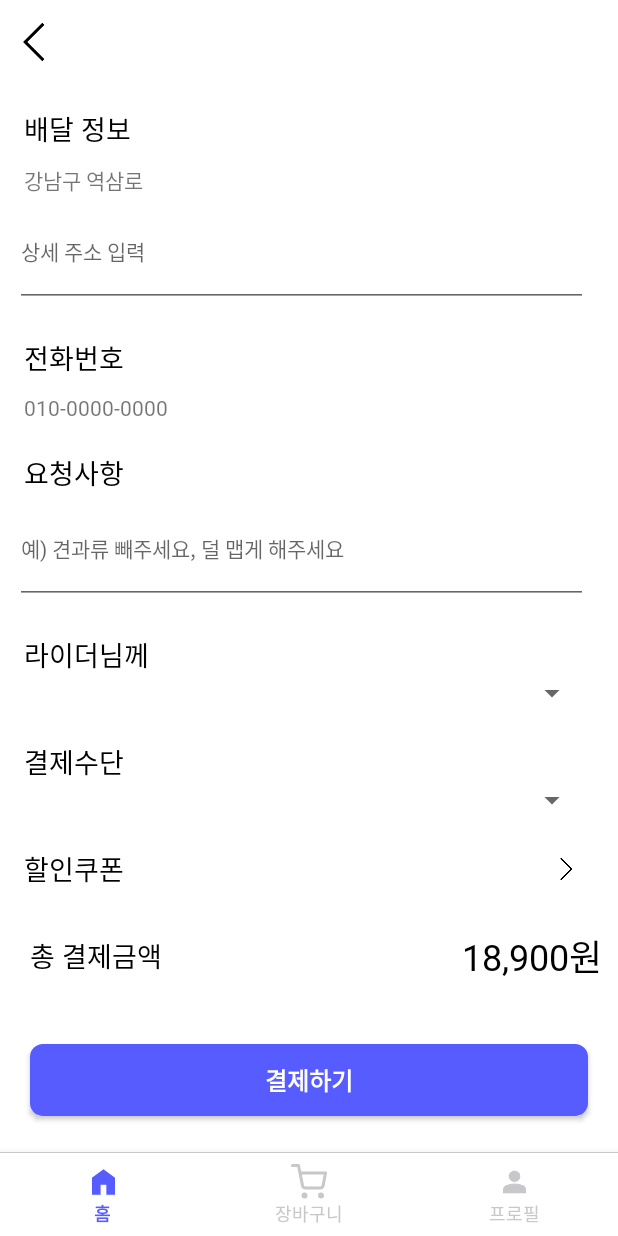
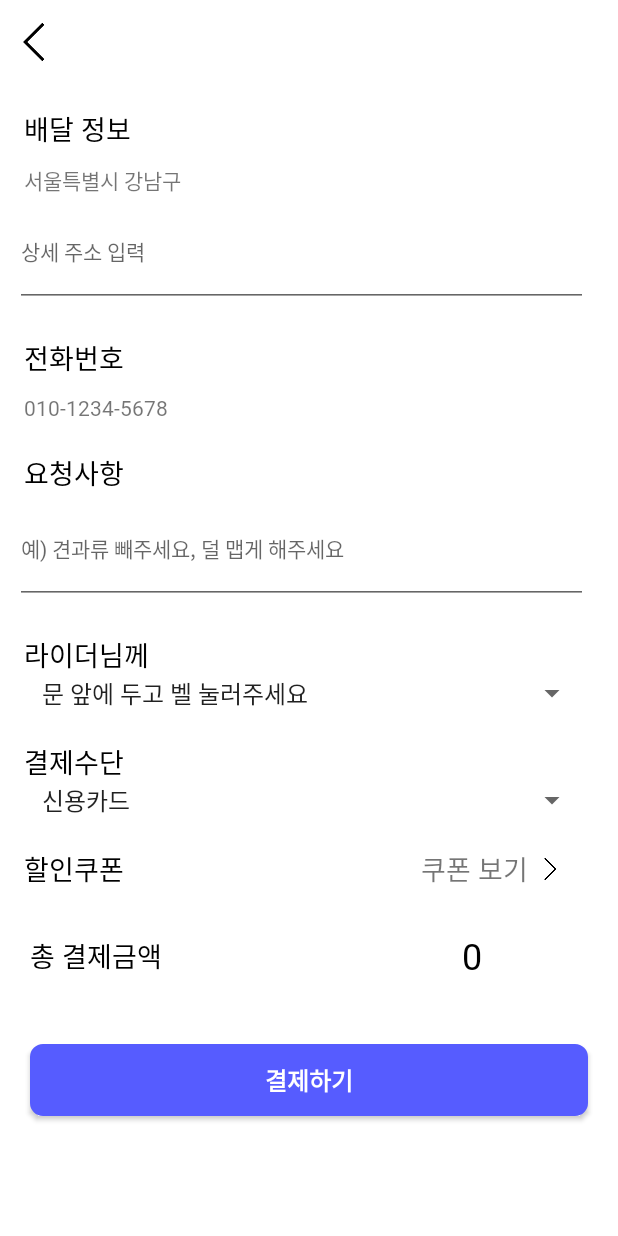
Before and after one commit to DBP-DeliveryService/DeliveryService_Android, an Android app: the fragment OrderFragment placed in its activity, on a phone screen of 412 x 824 dp. Run offline under Robolectric (Android 15) with nearby library versions, the phone set to English and light mode, and no system bars; our stand-ins replace data binding; libraries missing offline, so code that uses them is left out: com.orhanobut.logger, jp.wasabeef.glide; network calls fail; pictures from the network do not load; 2 statements that could not run were skipped.

```diff
--- a/DeliveryService/app/src/main/java/com/mju/deliveryservice/presentation/view/HomeActivity.kt
+++ b/DeliveryService/app/src/main/java/com/mju/deliveryservice/presentation/view/HomeActivity.kt
@@ -9,8 +9,8 @@ import com.google.android.material.navigation.NavigationBarView
 import com.mju.deliveryservice.R
 import com.mju.deliveryservice.data.utils.CustomLogger
 import com.mju.deliveryservice.databinding.ActivityHomeBinding
+import com.mju.deliveryservice.presentation.view.cart.CartFragment
 import com.mju.deliveryservice.presentation.view.home.HomeFragment
-import com.mju.deliveryservice.presentation.view.cart.CartFragment
 
 class HomeActivity: AppCompatActivity() {
     private lateinit var binding: ActivityHomeBinding
@@ -52,6 +52,10 @@ class HomeActivity: AppCompatActivity() {
         binding.bottomNavi.visibility = if(p) View.VISIBLE else View.GONE
     }
 
+    fun setNaviHome(){
+        binding.bottomNavi.selectedItemId = R.id.navi_home
+    }
+
     // 스택 없이 프래그먼트 전환 (뒤로가기 시 스택이 있어야지만 그곳으로 가짐)
     fun replaceFragment(fragment: Fragment) {
         supportFragmentManager.beginTransaction().replace(R.id.fl_home, fragment).commit()
--- a/DeliveryService/app/src/main/java/com/mju/deliveryservice/presentation/view/MainHomeViewModel.kt
+++ b/DeliveryService/app/src/main/java/com/mju/deliveryservice/presentation/view/MainHomeViewModel.kt
@@ -1,8 +1,15 @@
 package com.mju.deliveryservice.presentation.view
 
+import androidx.lifecycle.LiveData
+import androidx.lifecycle.MutableLiveData
 import androidx.lifecycle.ViewModel
 import com.mju.deliveryservice.domain.model.coupon.CouponEntity
 
 class MainHomeViewModel: ViewModel() {
-    var selectedCoupon: CouponEntity? = null
+    private val _selectedCoupon = MutableLiveData<CouponEntity?>()
+    val selectedCoupon: LiveData<CouponEntity?> get() = _selectedCoupon
+
+    fun setSelectedCoupon(coupon: CouponEntity?) {
+        _selectedCoupon.value = coupon
+    }
 }
--- a/DeliveryService/app/src/main/java/com/mju/deliveryservice/presentation/view/cart/CartViewModel.kt
+++ b/DeliveryService/app/src/main/java/com/mju/deliveryservice/presentation/view/cart/CartViewModel.kt
@@ -46,7 +46,6 @@ class CartViewModel : ViewModel() {
                     fetchCart() // 데이터 갱신
                 }
                 .onFailure {
-                    _uiState.value = UiState.Failure(it.message.toString())
                 }
         }
     }
@@ -59,7 +58,6 @@ class CartViewModel : ViewModel() {
                     fetchCart() // 데이터 갱신
                 }
                 .onFailure {
-                    _uiState.value = UiState.Failure(it.message.toString())
                 }
         }
     }
--- a/DeliveryService/app/src/main/java/com/mju/deliveryservice/presentation/view/order/OrderCompleteFragment.kt
+++ b/DeliveryService/app/src/main/java/com/mju/deliveryservice/presentation/view/order/OrderCompleteFragment.kt
@@ -7,6 +7,7 @@ import android.view.ViewGroup
 import androidx.fragment.app.Fragment
 import com.mju.deliveryservice.R
 import com.mju.deliveryservice.databinding.FragmentOrderCompleteBinding
+import com.mju.deliveryservice.presentation.view.HomeActivity
 import com.mju.deliveryservice.presentation.view.home.HomeFragment
 
 class OrderCompleteFragment : Fragment() {
@@ -29,10 +30,7 @@ class OrderCompleteFragment : Fragment() {
 
     private fun setupListeners() {
         binding.btnGoHome.setOnClickListener {
-            val transaction = requireActivity().supportFragmentManager.beginTransaction()
-            transaction.replace(R.id.fl_home, HomeFragment())
-            transaction.addToBackStack(null)
-            transaction.commit()
+            (requireActivity() as HomeActivity).setNaviHome()
         }
     }
 
--- a/DeliveryService/app/src/main/java/com/mju/deliveryservice/presentation/view/order/OrderFragment.kt
+++ b/DeliveryService/app/src/main/java/com/mju/deliveryservice/presentation/view/order/OrderFragment.kt
@@ -4,16 +4,23 @@ import android.os.Bundle
 import android.view.LayoutInflater
 import android.view.View
 import android.view.ViewGroup
+import android.widget.ArrayAdapter
 import androidx.fragment.app.Fragment
+import androidx.fragment.app.activityViewModels
 import androidx.fragment.app.viewModels
 import com.mju.deliveryservice.R
+import com.mju.deliveryservice.data.model.mypage.MyPageDTO
 import com.mju.deliveryservice.databinding.FragmentOrderBinding
+import com.mju.deliveryservice.presentation.view.HomeActivity
+import com.mju.deliveryservice.presentation.view.MainHomeViewModel
+import com.mju.deliveryservice.presentation.view.coupon.CouponFragment
 
 class OrderFragment : Fragment() {
 
     private var _binding: FragmentOrderBinding? = null
     private val binding get() = _binding!!
-//    private val viewModel: OrderViewModel by viewModels()
+
+    private val mainViewModel: MainHomeViewModel by activityViewModels()
 
     override fun onCreateView(
         inflater: LayoutInflater, container: ViewGroup?,
@@ -26,11 +33,62 @@ class OrderFragment : Fragment() {
     override fun onViewCreated(view: View, savedInstanceState: Bundle?) {
         super.onViewCreated(view, savedInstanceState)
 
+        (requireActivity() as HomeActivity).setNaviVisible(false)
+
+        setupSpinners()
         setupListeners()
+
+        val totalAmount = arguments?.getInt("totalAmount", 0) ?: 0
+
+        // 더미 데이터
+        val myPageDTO = MyPageDTO(
+            address = "서울특별시 강남구",
+            email = "user@example.com",
+            name = "김명지",
+            nickname = "ㅇㅇ",
+            phoneNum = "010-1234-5678"
+        )
+
+        // 뷰에 데이터 바인딩
+        binding.tvDeliveryAddress.text = myPageDTO.address
+        binding.tvUserPhoneNumber.text = myPageDTO.phoneNum
+
+        binding.tvTotalPrice.text = totalAmount.toString()
+
+
+        // MainHomeViewModel을 통해 선택한 쿠폰의 정보 가져오기
+        val selectedCoupon = mainViewModel.selectedCoupon.value
+        // 선택한 쿠폰의 정보를 사용하여 필요한 작업 수행
+        if (selectedCoupon != null) {
+            val discountedTotalAmount = totalAmount - selectedCoupon.discountAmount
+            binding.tvDiscount.text = "-${selectedCoupon.discountAmount}원"
+            binding.tvTotalPrice.text = discountedTotalAmount.toString()
+        }
 
     }
 
+    private fun setupSpinners() {
+        // 라이더 스피너에 데이터 설정
+        val riderOptions = listOf("문 앞에 두고 벨 눌러주세요", "문 앞에 두고 노크해주세요", "문 앞에 두면 가져갈게요", "직접 받을게요")
+        val riderAdapter = ArrayAdapter(requireContext(), android.R.layout.simple_spinner_item, riderOptions)
+        riderAdapter.setDropDownViewResource(android.R.layout.simple_spinner_dropdown_item)
+        binding.spRider.adapter = riderAdapter
+
+        // 결제수단 스피너에 데이터 설정
+        val paymentMethods = listOf("신용카드", "휴대폰 결제", "카카오페이", "네이버페이", "만나서 카드결제", "만나서 현금결제")
+        val paymentAdapter = ArrayAdapter(requireContext(), android.R.layout.simple_spinner_item, paymentMethods)
+        paymentAdapter.setDropDownViewResource(android.R.layout.simple_spinner_dropdown_item)
+        binding.spPaymentMethod.adapter = paymentAdapter
+    }
+
     private fun setupListeners() {
+        binding.ibCoupon.setOnClickListener {
+            val transaction = requireActivity().supportFragmentManager.beginTransaction()
+            transaction.replace(R.id.fl_home, CouponFragment())
+            transaction.addToBackStack(null)
+            transaction.commit()
+        }
+
         binding.btnPurchase.setOnClickListener {
             val transaction = requireActivity().supportFragmentManager.beginTransaction()
             transaction.replace(R.id.fl_home, OrderCompleteFragment())
--- a/DeliveryService/app/src/main/res/layout/fragment_order.xml
+++ b/DeliveryService/app/src/main/res/layout/fragment_order.xml
@@ -201,6 +201,17 @@
             android:layout_marginStart="16dp"
             style="@style/bm_default"/>
 
+        <TextView
+            android:id="@+id/tv_discount"
+            android:layout_width="wrap_content"
+            android:layout_height="wrap_content"
+            android:text="쿠폰 보기"
+            android:textSize="18sp"
+            app:layout_constraintEnd_toStartOf="@id/ib_coupon"
+            app:layout_constraintTop_toTopOf="@id/tv_coupon"
+            app:layout_constraintBottom_toBottomOf="@id/tv_coupon"
+            style="@style/bm_default"/>
+
         <ImageButton
             android:id="@+id/ib_coupon"
             android:layout_width="28dp"
@@ -208,10 +219,10 @@
             android:scaleType="centerCrop"
             android:src="@drawable/ic_arrow_forward"
             android:background="#00FFFFFF"
-            android:layout_marginStart="280dp"
-            app:layout_constraintStart_toEndOf="@id/tv_coupon"
-            app:layout_constraintTop_toTopOf="@id/tv_coupon"
-            app:layout_constraintBottom_toBottomOf="@id/tv_coupon"
+            android:layout_marginStart="-60dp"
+            app:layout_constraintStart_toEndOf="parent"
+            app:layout_constraintTop_toTopOf="@id/tv_discount"
+            app:layout_constraintBottom_toBottomOf="@id/tv_discount"
             tools:ignore="ContentDescription" />
 
         <TextView
--- a/DeliveryService/app/src/main/res/layout/fragment_order_complete.xml
+++ b/DeliveryService/app/src/main/res/layout/fragment_order_complete.xml
@@ -14,7 +14,7 @@
         android:padding="16dp"
         android:gravity="center"
         android:background="#FFFFFF"
-        android:layout_marginBottom="60dp">
+        android:layout_marginBottom="0dp">
 
     <TextView
         android:id="@+id/tv_order_complete_title"
@@ -73,7 +73,7 @@
         app:layout_constraintStart_toStartOf="parent"
         app:layout_constraintEnd_toEndOf="parent"
         app:layout_constraintBottom_toBottomOf="parent"
-        android:layout_margin="20dp"
+        android:layout_marginTop="80dp"
 
         android:text="홈으로 돌아가기"
         android:textColor="@color/white"
```
Also changed, not shown: DeliveryService/app/src/main/java/com/mju/deliveryservice/presentation/view/cart/CartFragment.kt (+9 -1 lines), DeliveryService/app/src/main/java/com/mju/deliveryservice/presentation/view/coupon/CouponFragment.kt (+8 -2 lines), DeliveryService/app/src/main/java/com/mju/deliveryservice/presentation/view/coupon/CouponRvAdapter.kt (+8 -0 lines).
